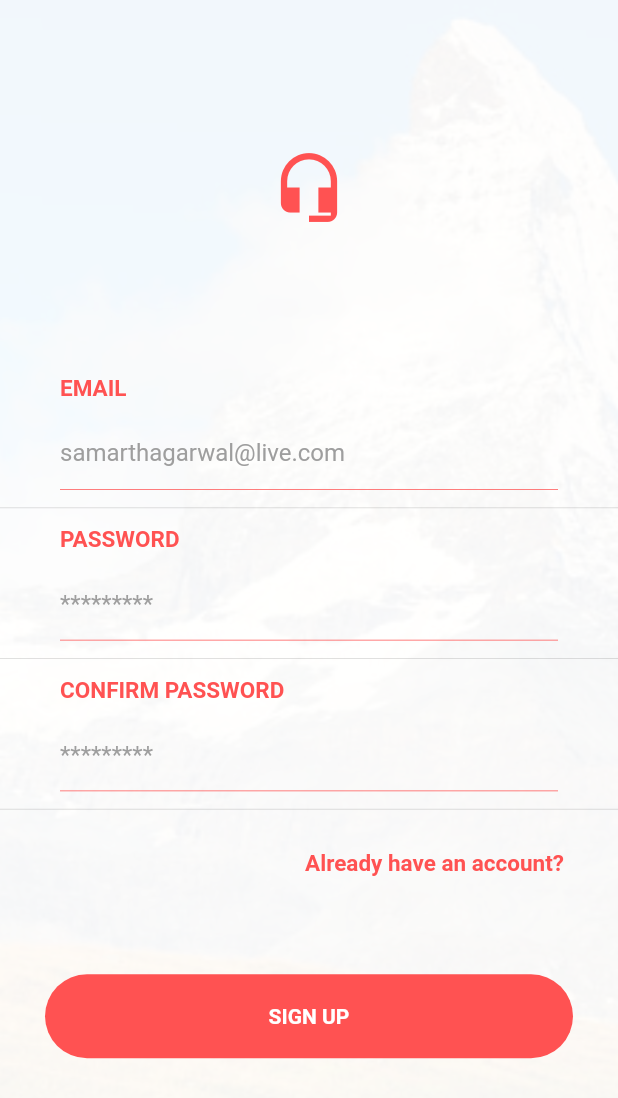
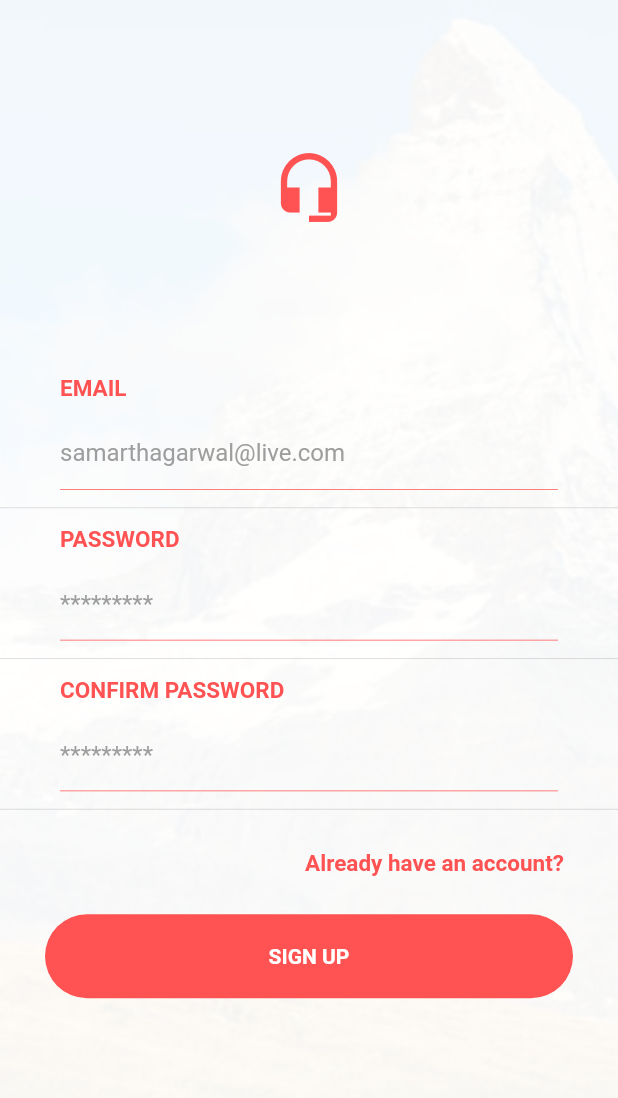
Before and after one commit to kelybrave/FlutterScreens, a Flutter app: the LoginScreen3 widget shown alone on an empty page, opened directly, swiped to page 3, on a phone screen of 412 x 824 dp. Shown: the top 1098 px of the screen. Run offline on Flutter 3.47's test engine with Material 2 defaults, Android fonts, the phone set to English and light mode, and no system bars; our stand-ins replace cached_network_image, flutter_swiper, font_awesome_flutter; missing offline and left inert: flutter_ui_challenges.

Commit message:
login_screen_3.dart bottom overflow issue fixed

```diff
--- a/lib/login_screen_3.dart
+++ b/lib/login_screen_3.dart
@@ -257,7 +257,7 @@ class _LoginScreen3State extends State<LoginScreen3>
       child: new Column(
         children: <Widget>[
           Container(
-            padding: EdgeInsets.all(120.0),
+            padding: EdgeInsets.all(100.0),
             child: Center(
               child: Icon(
                 Icons.headset_mic,
@@ -390,7 +390,7 @@ class _LoginScreen3State extends State<LoginScreen3>
           ),
           new Container(
             width: MediaQuery.of(context).size.width,
-            margin: const EdgeInsets.only(left: 30.0, right: 30.0, top: 20.0),
+            margin: const EdgeInsets.only(left: 30.0, right: 30.0, top: 10.0),
             alignment: Alignment.center,
             child: new Row(
               children: <Widget>[
@@ -428,7 +428,7 @@ class _LoginScreen3State extends State<LoginScreen3>
           ),
           new Container(
             width: MediaQuery.of(context).size.width,
-            margin: const EdgeInsets.only(left: 30.0, right: 30.0, top: 20.0),
+            margin: const EdgeInsets.only(left: 30.0, right: 30.0, top: 10.0),
             alignment: Alignment.center,
             child: Row(
               children: <Widget>[
@@ -576,7 +576,8 @@ class _LoginScreen3State extends State<LoginScreen3>
   }
 
   Widget SignupPage() {
-    return new Container(
+    return SingleChildScrollView(
+      child: new Container(
         height: MediaQuery.of(context).size.height,
         decoration: BoxDecoration(
           color: Colors.white,
@@ -647,9 +648,11 @@ class _LoginScreen3State extends State<LoginScreen3>
                 ],
               ),
             ),
+
             Divider(
               height: 24.0,
             ),
+
             new Row(
               children: <Widget>[
                 new Expanded(
@@ -774,7 +777,7 @@ class _LoginScreen3State extends State<LoginScreen3>
             ),
             new Container(
               width: MediaQuery.of(context).size.width,
-            margin: const EdgeInsets.only(left: 30.0, right: 30.0, top: 50.0),
+              margin: const EdgeInsets.only(left: 30.0, right: 30.0, top: 10.0),
               alignment: Alignment.center,
               child: new Row(
                 children: <Widget>[
@@ -811,6 +814,7 @@ class _LoginScreen3State extends State<LoginScreen3>
               ),
             ),
           ],
+        ),
       ),
     );
   }
```
Lines whose indentation alone changed are shown as unchanged.
